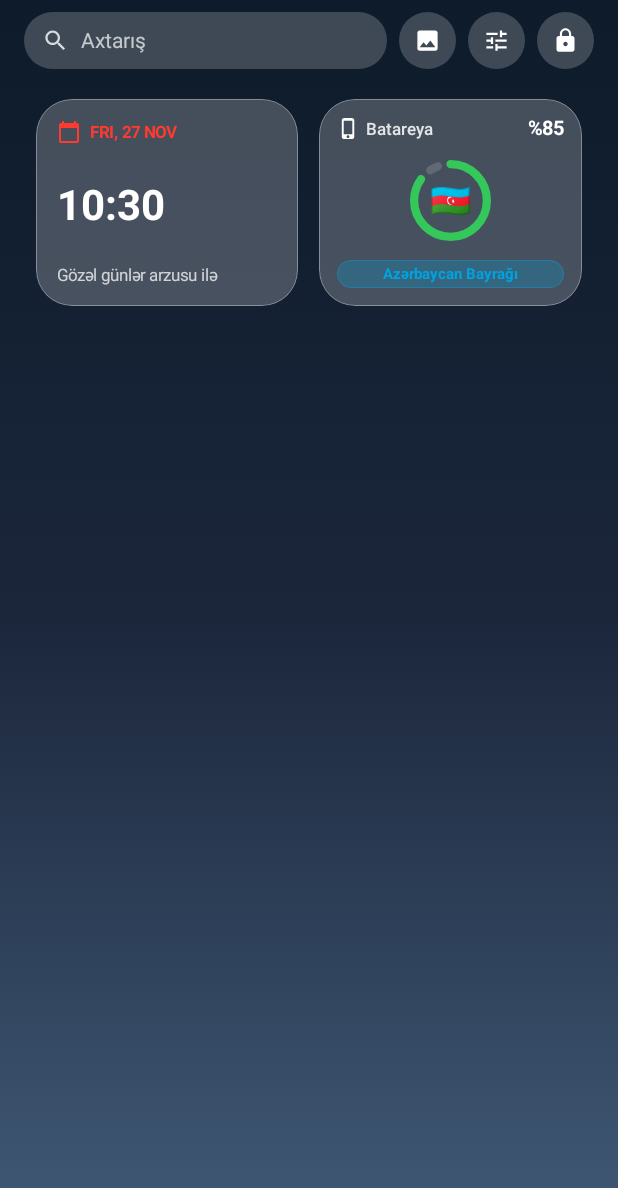
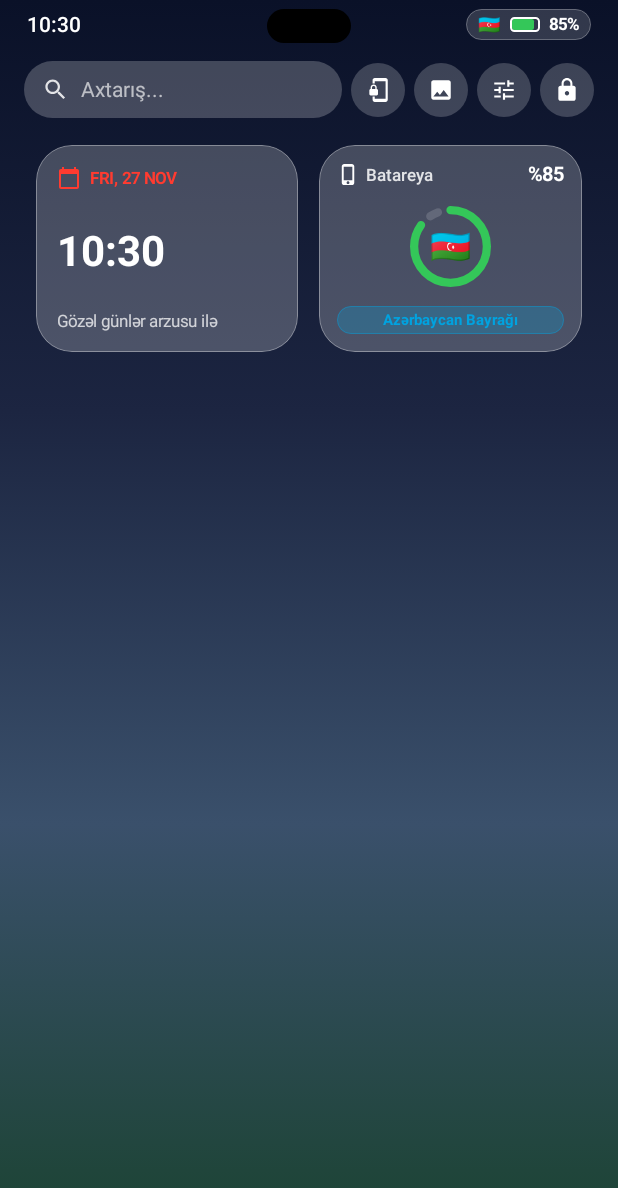
Before and after one commit to ibrahimheseni/ios_launcher, an Android app built with Jetpack Compose: the MainActivity screen opened directly, with no data from a screen before it, on a phone screen of 412 x 824 dp. Shown: the top 1188 px of the screen. Run offline under Robolectric (Android 15) with nearby library versions, the phone set to English and light mode, and no system bars; pictures from the network do not load.

Commit message:
Refactor IOSHomeScreen for improved readability

```diff
--- a/app/src/main/java/az/diamante/ioslauncher/ui/HomeScreen.kt
+++ b/app/src/main/java/az/diamante/ioslauncher/ui/HomeScreen.kt
@@ -1,6 +1,13 @@
 package az.diamante.ioslauncher.ui
 
 import android.content.Context
+import android.content.Intent
+import android.net.Uri
+import androidx.compose.animation.AnimatedVisibility
+import androidx.compose.animation.fadeIn
+import androidx.compose.animation.fadeOut
+import androidx.compose.animation.slideInVertically
+import androidx.compose.animation.slideOutVertically
 import androidx.compose.foundation.ExperimentalFoundationApi
 import androidx.compose.foundation.background
 import androidx.compose.foundation.clickable
@@ -14,10 +21,13 @@ import androidx.compose.foundation.pager.HorizontalPager
 import androidx.compose.foundation.pager.rememberPagerState
 import androidx.compose.foundation.shape.CircleShape
 import androidx.compose.foundation.shape.RoundedCornerShape
+import androidx.compose.foundation.text.BasicTextField
 import androidx.compose.material.icons.Icons
 import androidx.compose.material.icons.filled.Check
+import androidx.compose.material.icons.filled.Close
 import androidx.compose.material.icons.filled.Image
 import androidx.compose.material.icons.filled.Lock
+import androidx.compose.material.icons.filled.PhonelinkLock
 import androidx.compose.material.icons.filled.Search
 import androidx.compose.material.icons.filled.Tune
 import androidx.compose.material3.*
@@ -27,8 +37,10 @@ import androidx.compose.ui.Modifier
 import androidx.compose.ui.draw.clip
 import androidx.compose.ui.graphics.Brush
 import androidx.compose.ui.graphics.Color
+import androidx.compose.ui.graphics.SolidColor
 import androidx.compose.ui.layout.ContentScale
 import androidx.compose.ui.platform.LocalContext
+import androidx.compose.ui.text.TextStyle
 import androidx.compose.ui.unit.dp
 import androidx.compose.ui.unit.sp
 import az.diamante.ioslauncher.manager.AppManager
@@ -38,32 +50,31 @@ import kotlinx.coroutines.launch
 
 @OptIn(ExperimentalFoundationApi::class)
 @Composable
-fun IOSHomeScreen(
-    appManager: AppManager,
-    modifier: Modifier = Modifier
-) {
+fun IOSHomeScreen(appManager: AppManager, modifier: Modifier = Modifier) {
     val context = LocalContext.current
     val prefs = remember { context.getSharedPreferences("ios_launcher_battery_prefs", Context.MODE_PRIVATE) }
     val coroutineScope = rememberCoroutineScope()
 
     var allApps by remember { mutableStateOf<List<AppModel>>(emptyList()) }
+    var customOrder by remember {
+        val saved = prefs.getString("custom_app_order", "") ?: ""
+        mutableStateOf(if (saved.isBlank()) emptyList() else saved.split(","))
+    }
     var searchQuery by remember { mutableStateOf("") }
     var selectedAppForEdit by remember { mutableStateOf<AppModel?>(null) }
+    var selectedAppForDelete by remember { mutableStateOf<AppModel?>(null) }
     var showHiddenVault by remember { mutableStateOf(false) }
     var showControlCenter by remember { mutableStateOf(false) }
     var showWallpaperSelector by remember { mutableStateOf(false) }
     var isJiggleMode by remember { mutableStateOf(false) }
-
-    var selectedWallpaperUri by remember {
-        mutableStateOf(prefs.getString("selected_wallpaper_uri", null))
-    }
+    var isLocked by remember { mutableStateOf(false) }
+    var selectedWallpaperUri by remember { mutableStateOf(prefs.getString("selected_wallpaper_uri", null)) }
 
     val defaultBadge = PREMIUM_BATTERY_BADGES.first { it.id == "az_flag" }
     var activeBadge by remember {
         val savedId = prefs.getString("battery_badge_id", "az_flag")
         mutableStateOf(PREMIUM_BATTERY_BADGES.find { it.id == savedId } ?: defaultBadge)
     }
-
     var chargingStyle by remember {
         val savedStyle = prefs.getString("charging_style", ChargingStyle.AZERBAIJAN_GERB.name)
         mutableStateOf(ChargingStyle.valueOf(savedStyle ?: ChargingStyle.AZERBAIJAN_GERB.name))
@@ -71,276 +82,148 @@ fun IOSHomeScreen(
     var showBatteryCustomizer by remember { mutableStateOf(false) }
     var showChargingAnimation by remember { mutableStateOf(false) }
 
-    fun refreshApps() {
-        coroutineScope.launch {
-            allApps = appManager.getInstalledApps()
+    fun refreshApps() { coroutineScope.launch { allApps = appManager.getInstalledApps() } }
+    fun moveApp(pkg: String, delta: Int) {
+        val currentList = allApps.filter { !it.isHidden }.map { it.packageName }.toMutableList()
+        val ordered = if (customOrder.isNotEmpty()) {
+            val base = customOrder.filter { currentList.contains(it) }.toMutableList()
+            currentList.forEach { if (!base.contains(it)) base.add(it) }
+            base
+        } else currentList
+        val idx = ordered.indexOf(pkg)
+        val target = idx + delta
+        if (idx in ordered.indices && target in ordered.indices) {
+            val tmp = ordered[idx]; ordered[idx] = ordered[target]; ordered[target] = tmp
+            customOrder = ordered
+            prefs.edit().putString("custom_app_order", ordered.joinToString(",")).apply()
         }
     }
 
-    LaunchedEffect(Unit) {
-        allApps = appManager.getInstalledApps()
+    LaunchedEffect(Unit) { allApps = appManager.getInstalledApps() }
+
+    val visibleApps = remember(allApps, searchQuery, customOrder) {
+        val filtered = allApps.filter { !it.isHidden && (searchQuery.isBlank() || it.displayLabel.contains(searchQuery.trim(), ignoreCase = true)) }
+        if (customOrder.isEmpty()) filtered else filtered.sortedBy { app -> val idx = customOrder.indexOf(app.packageName); if (idx == -1) Int.MAX_VALUE else idx }
     }
-
-    val visibleApps = remember(allApps, searchQuery) {
-        allApps.filter { !it.isHidden && it.displayLabel.contains(searchQuery, ignoreCase = true) }
-    }
-    val hiddenApps = remember(allApps) {
-        allApps.filter { it.isHidden }
-    }
-
+    val hiddenApps = remember(allApps) { allApps.filter { it.isHidden } }
     val appsPerPage = 20
-    val pages = remember(visibleApps) {
-        if (visibleApps.isEmpty()) listOf(emptyList())
-        else visibleApps.chunked(appsPerPage)
-    }
+    val pages = remember(visibleApps) { if (visibleApps.isEmpty()) listOf(emptyList()) else visibleApps.chunked(appsPerPage) }
     val pagerState = rememberPagerState(pageCount = { pages.size.coerceAtLeast(1) })
 
-    Box(
-        modifier = modifier
-            .fillMaxSize()
-            .statusBarsPadding()
-            .navigationBarsPadding()
-            .combinedClickable(
-                onClick = { if (isJiggleMode) isJiggleMode = false },
-                onLongClick = { isJiggleMode = true }
-            )
-    ) {
+    Box(modifier = modifier.fillMaxSize().combinedClickable(onClick = { if (isJiggleMode) isJiggleMode = false }, onLongClick = { isJiggleMode = true })) {
         if (selectedWallpaperUri != null) {
-            AsyncImage(
-                model = selectedWallpaperUri,
-                contentDescription = "Wallpaper",
-                contentScale = ContentScale.Crop,
-                modifier = Modifier.fillMaxSize()
-            )
-            Box(
-                modifier = Modifier
-                    .fillMaxSize()
-                    .background(Color.Black.copy(alpha = 0.25f))
-            )
+            AsyncImage(model = selectedWallpaperUri, contentDescription = "Wallpaper", contentScale = ContentScale.Crop, modifier = Modifier.fillMaxSize())
+            Box(modifier = Modifier.fillMaxSize().background(Color.Black.copy(alpha = 0.25f)))
         } else {
-            Box(
-                modifier = Modifier
-                    .fillMaxSize()
-                    .background(
-                        Brush.verticalGradient(
-                            listOf(Color(0xFF0D1B2A), Color(0xFF1B263B), Color(0xFF415A77))
-                        )
-                    )
-            )
+            Box(modifier = Modifier.fillMaxSize().background(Brush.verticalGradient(listOf(Color(0xFF0A1128), Color(0xFF1C2541), Color(0xFF3A506B), Color(0xFF1B4332)))))
         }
 
-        Column(modifier = Modifier.fillMaxSize()) {
-            Row(
-                modifier = Modifier
-                    .fillMaxWidth()
-                    .padding(horizontal = 16.dp, vertical = 8.dp),
-                verticalAlignment = Alignment.CenterVertically
-            ) {
-                Row(
-                    modifier = Modifier
-                        .weight(1f)
-                        .height(38.dp)
-                        .clip(RoundedCornerShape(19.dp))
-                        .background(Color.White.copy(alpha = 0.2f))
-                        .padding(horizontal = 12.dp),
-                    verticalAlignment = Alignment.CenterVertically
-                ) {
-                    Icon(Icons.Default.Search, contentDescription = "Axtar", tint = Color.White.copy(alpha = 0.8f), modifier = Modifier.size(18.dp))
+        Column(modifier = Modifier.fillMaxSize().statusBarsPadding().navigationBarsPadding()) {
+            IOSStatusBar(activeBadge = activeBadge, isCharging = showChargingAnimation, onBatteryClick = { showBatteryCustomizer = true })
+
+            Row(modifier = Modifier.fillMaxWidth().padding(horizontal = 16.dp, vertical = 6.dp), verticalAlignment = Alignment.CenterVertically) {
+                Row(modifier = Modifier.weight(1f).height(38.dp).clip(RoundedCornerShape(19.dp)).background(Color.White.copy(alpha = 0.22f)).padding(horizontal = 12.dp), verticalAlignment = Alignment.CenterVertically) {
+                    Icon(Icons.Default.Search, contentDescription = "Axtar", tint = Color.White.copy(alpha = 0.85f), modifier = Modifier.size(18.dp))
                     Spacer(modifier = Modifier.width(8.dp))
-                    Text(text = "Axtarış", color = Color.White.copy(alpha = 0.7f), fontSize = 14.sp)
+                    BasicTextField(
+                        value = searchQuery, onValueChange = { searchQuery = it }, singleLine = true,
+                        textStyle = TextStyle(color = Color.White, fontSize = 14.sp), cursorBrush = SolidColor(Color.White), modifier = Modifier.weight(1f),
+                        decorationBox = { innerTextField -> if (searchQuery.isEmpty()) Text(text = "Axtarış...", color = Color.White.copy(alpha = 0.65f), fontSize = 14.sp); innerTextField() }
+                    )
+                    if (searchQuery.isNotEmpty()) Icon(Icons.Default.Close, contentDescription = "Təmizlə", tint = Color.White, modifier = Modifier.size(16.dp).clickable { searchQuery = "" })
                 }
-
-                Spacer(modifier = Modifier.width(8.dp))
-
+                Spacer(modifier = Modifier.width(6.dp))
                 if (isJiggleMode) {
-                    Button(
-                        onClick = { isJiggleMode = false },
-                        colors = ButtonDefaults.buttonColors(containerColor = Color(0xFF007AFF)),
-                        shape = RoundedCornerShape(16.dp),
-                        contentPadding = PaddingValues(horizontal = 14.dp, vertical = 6.dp)
-                    ) {
-                        Icon(Icons.Default.Check, contentDescription = null, tint = Color.White, modifier = Modifier.size(16.dp))
-                        Spacer(modifier = Modifier.width(4.dp))
-                        Text("Bitti", color = Color.White, fontSize = 13.sp)
+                    Button(onClick = { isJiggleMode = false }, colors = ButtonDefaults.buttonColors(containerColor = Color(0xFF007AFF)), shape = RoundedCornerShape(16.dp), contentPadding = PaddingValues(horizontal = 14.dp, vertical = 6.dp)) {
+                        Icon(Icons.Default.Check, contentDescription = null, tint = Color.White, modifier = Modifier.size(16.dp)); Spacer(modifier = Modifier.width(4.dp)); Text("Bitti", color = Color.White, fontSize = 13.sp)
                     }
                 } else {
-                    Box(
-                        modifier = Modifier
-                            .size(38.dp)
-                            .clip(RoundedCornerShape(19.dp))
-                            .background(Color.White.copy(alpha = 0.2f))
-                            .clickable { showWallpaperSelector = true },
-                        contentAlignment = Alignment.Center
-                    ) {
-                        Icon(Icons.Default.Image, contentDescription = "Divar Kağızı", tint = Color.White, modifier = Modifier.size(18.dp))
-                    }
-
-                    Spacer(modifier = Modifier.width(8.dp))
-
-                    Box(
-                        modifier = Modifier
-                            .size(38.dp)
-                            .clip(RoundedCornerShape(19.dp))
-                            .background(Color.White.copy(alpha = 0.2f))
-                            .clickable { showControlCenter = true },
-                        contentAlignment = Alignment.Center
-                    ) {
-                        Icon(Icons.Default.Tune, contentDescription = "İdarəetmə Mərkəzi", tint = Color.White, modifier = Modifier.size(18.dp))
-                    }
-
-                    Spacer(modifier = Modifier.width(8.dp))
-
-                    Box(
-                        modifier = Modifier
-                            .size(38.dp)
-                            .clip(RoundedCornerShape(19.dp))
-                            .background(Color.White.copy(alpha = 0.2f))
-                            .clickable { showHiddenVault = true },
-                        contentAlignment = Alignment.Center
-                    ) {
-                        Icon(Icons.Default.Lock, contentDescription = "Gizli Tətbiqlər", tint = Color.White, modifier = Modifier.size(18.dp))
-                    }
+                    Box(modifier = Modifier.size(36.dp).clip(RoundedCornerShape(18.dp)).background(Color.White.copy(alpha = 0.2f)).clickable { isLocked = true }, contentAlignment = Alignment.Center) { Icon(Icons.Default.PhonelinkLock, contentDescription = "Ekranı Kilidlə", tint = Color.White, modifier = Modifier.size(17.dp)) }
+                    Spacer(modifier = Modifier.width(6.dp))
+                    Box(modifier = Modifier.size(36.dp).clip(RoundedCornerShape(18.dp)).background(Color.White.copy(alpha = 0.2f)).clickable { showWallpaperSelector = true }, contentAlignment = Alignment.Center) { Icon(Icons.Default.Image, contentDescription = "Divar Kağızı", tint = Color.White, modifier = Modifier.size(17.dp)) }
+                    Spacer(modifier = Modifier.width(6.dp))
+                    Box(modifier = Modifier.size(36.dp).clip(RoundedCornerShape(18.dp)).background(Color.White.copy(alpha = 0.2f)).clickable { showControlCenter = true }, contentAlignment = Alignment.Center) { Icon(Icons.Default.Tune, contentDescription = "İdarəetmə", tint = Color.White, modifier = Modifier.size(17.dp)) }
+                    Spacer(modifier = Modifier.width(6.dp))
+                    Box(modifier = Modifier.size(36.dp).clip(RoundedCornerShape(18.dp)).background(Color.White.copy(alpha = 0.2f)).clickable { showHiddenVault = true }, contentAlignment = Alignment.Center) { Icon(Icons.Default.Lock, contentDescription = "Gizli Seyf", tint = Color.White, modifier = Modifier.size(17.dp)) }
                 }
             }
 
-            HorizontalPager(
-                state = pagerState,
-                modifier = Modifier
-                    .weight(1f)
-                    .fillMaxWidth()
-            ) { pageIndex ->
+            HorizontalPager(state = pagerState, modifier = Modifier.weight(1f).fillMaxWidth()) { pageIndex ->
                 val pageApps = pages.getOrElse(pageIndex) { emptyList() }
-
-                LazyVerticalGrid(
-                    columns = GridCells.Fixed(4),
-                    userScrollEnabled = false,
-                    modifier = Modifier
-                        .fillMaxSize()
-                        .padding(horizontal = 8.dp),
-                    contentPadding = PaddingValues(top = 4.dp, bottom = 8.dp)
-                ) {
-                    if (pageIndex == 0) {
+                LazyVerticalGrid(columns = GridCells.Fixed(4), userScrollEnabled = false, modifier = Modifier.fillMaxSize().padding(horizontal = 8.dp), contentPadding = PaddingValues(top = 4.dp, bottom = 8.dp)) {
+                    if (pageIndex == 0 && searchQuery.isEmpty()) {
                         item(span = { GridItemSpan(4) }) {
-                            IOSWidgetsRow(
-                                activeBadge = activeBadge,
-                                onBatteryWidgetClick = { showBatteryCustomizer = true },
-                                onChargingDetected = { showChargingAnimation = true }
-                            )
+                            IOSWidgetsRow(activeBadge = activeBadge, onBatteryWidgetClick = { showBatteryCustomizer = true }, onChargingDetected = { showChargingAnimation = true })
                         }
                     }
-
                     items(pageApps, key = { it.packageName }) { app ->
                         IOSIconItem(
-                            app = app,
-                            isJiggleMode = isJiggleMode,
-                            onClick = {
-                                if (isJiggleMode) selectedAppForEdit = app else appManager.launchApp(app)
-                            },
-                            onLongClick = {
-                                isJiggleMode = true
-                                selectedAppForEdit = app
-                            },
-                            onRemoveClick = {
-                                appManager.setAppHidden(app.packageName, true)
-                                refreshApps()
-                            }
+                            app = app, isJiggleMode = isJiggleMode,
+                            onClick = { if (isJiggleMode) selectedAppForEdit = app else appManager.launchApp(app) },
+                            onLongClick = { isJiggleMode = true; selectedAppForEdit = app },
+                            onRemoveClick = { selectedAppForDelete = app }
                         )
                     }
                 }
             }
 
-            if (pages.size > 1) {
-                Row(
-                    modifier = Modifier
-                        .fillMaxWidth()
-                        .padding(vertical = 4.dp),
-                    horizontalArrangement = Arrangement.Center,
-                    verticalAlignment = Alignment.CenterVertically
-                ) {
+            if (pages.size > 1 && searchQuery.isEmpty()) {
+                Row(modifier = Modifier.fillMaxWidth().padding(vertical = 4.dp), horizontalArrangement = Arrangement.Center, verticalAlignment = Alignment.CenterVertically) {
                     repeat(pages.size) { index ->
                         val isCurrent = pagerState.currentPage == index
-                        Box(
-                            modifier = Modifier
-                                .padding(horizontal = 3.5.dp)
-                                .size(if (isCurrent) 7.5.dp else 5.5.dp)
-                                .clip(CircleShape)
-                                .background(if (isCurrent) Color.White else Color.White.copy(alpha = 0.35f))
-                        )
+                        Box(modifier = Modifier.padding(horizontal = 3.5.dp).size(if (isCurrent) 7.5.dp else 5.5.dp).clip(CircleShape).background(if (isCurrent) Color.White else Color.White.copy(alpha = 0.35f)))
                     }
                 }
             }
 
-            if (visibleApps.isNotEmpty()) {
-                IOSDockView(
-                    dockApps = visibleApps.take(4),
-                    onAppClick = { appManager.launchApp(it) },
-                    onAppLongClick = {
-                        isJiggleMode = true
-                        selectedAppForEdit = it
-                    }
-                )
+            if (visibleApps.isNotEmpty() && searchQuery.isEmpty()) {
+                IOSDockView(dockApps = visibleApps.take(4), onAppClick = { appManager.launchApp(it) }, onAppLongClick = { isJiggleMode = true; selectedAppForEdit = it })
             }
+        }
+
+        AnimatedVisibility(visible = isLocked, enter = slideInVertically(initialOffsetY = { -it }) + fadeIn(), exit = slideOutVertically(targetOffsetY = { -it }) + fadeOut()) {
+            IOSLockScreen(activeBadge = activeBadge, onUnlock = { isLocked = false })
+        }
+
+        selectedAppForDelete?.let { app ->
+            IOSDeleteAppBottomSheet(
+                app = app,
+                onUninstallApp = { targetApp ->
+                    try { context.startActivity(Intent(Intent.ACTION_DELETE).apply { data = Uri.parse("package:${targetApp.packageName}"); flags = Intent.FLAG_ACTIVITY_NEW_TASK }) } catch (_: Exception) {}
+                    selectedAppForDelete = null; refreshApps()
+                },
+                onHideApp = { targetApp -> appManager.setAppHidden(targetApp.packageName, true); selectedAppForDelete = null; refreshApps() },
+                onDismiss = { selectedAppForDelete = null }
+            )
         }
 
         selectedAppForEdit?.let { app ->
             EditAppBottomSheet(
-                app = app,
-                onDismiss = { selectedAppForEdit = null },
-                onSave = { newName, newIconUri ->
-                    appManager.saveCustomization(app.packageName, newName, newIconUri)
-                    selectedAppForEdit = null
-                    refreshApps()
-                },
-                onHide = {
-                    appManager.setAppHidden(app.packageName, true)
-                    selectedAppForEdit = null
-                    refreshApps()
-                },
-                onReset = {
-                    appManager.saveCustomization(app.packageName, null, null)
-                    selectedAppForEdit = null
-                    refreshApps()
-                }
+                app = app, onDismiss = { selectedAppForEdit = null },
+                onSave = { newName, newIconUri -> appManager.saveCustomization(app.packageName, newName, newIconUri); selectedAppForEdit = null; refreshApps() },
+                onMoveLeft = { moveApp(app.packageName, -1) }, onMoveRight = { moveApp(app.packageName, 1) },
+                onHide = { appManager.setAppHidden(app.packageName, true); selectedAppForEdit = null; refreshApps() },
+                onReset = { appManager.saveCustomization(app.packageName, null, null); selectedAppForEdit = null; refreshApps() }
             )
         }
 
         if (showHiddenVault) {
             HiddenAppsVaultDialog(
-                hiddenApps = hiddenApps,
-                onVerifyPin = { appManager.checkPin(it) },
-                onAppClick = {
-                    appManager.launchApp(it)
-                    showHiddenVault = false
-                },
-                onUnhideApp = { app ->
-                    appManager.setAppHidden(app.packageName, false)
-                    refreshApps()
-                },
+                hiddenApps = hiddenApps, onVerifyPin = { appManager.checkPin(it) }, onChangePin = { newPin -> appManager.setPin(newPin) },
+                onAppClick = { appManager.launchApp(it); showHiddenVault = false },
+                onUnhideApp = { app -> appManager.setAppHidden(app.packageName, false); refreshApps() },
                 onDismiss = { showHiddenVault = false }
             )
         }
 
-        IOSControlCenter(
-            isVisible = showControlCenter,
-            onDismiss = { showControlCenter = false }
-        )
+        IOSControlCenter(isVisible = showControlCenter, onDismiss = { showControlCenter = false })
 
         if (showBatteryCustomizer) {
             BatteryCustomizerBottomSheet(
-                currentBadgeId = activeBadge.id,
-                currentStyle = chargingStyle,
-                onBadgeSelected = { selected ->
-                    activeBadge = selected
-                    prefs.edit().putString("battery_badge_id", selected.id).apply()
-                },
-                onStyleSelected = { newStyle ->
-                    chargingStyle = newStyle
-                    prefs.edit().putString("charging_style", newStyle.name).apply()
-                },
-                onPreviewAnimation = { previewStyle ->
-                    chargingStyle = previewStyle
-                    showChargingAnimation = true
-                },
+                currentBadgeId = activeBadge.id, currentStyle = chargingStyle,
+                onBadgeSelected = { selected -> activeBadge = selected; prefs.edit().putString("battery_badge_id", selected.id).apply() },
+                onStyleSelected = { newStyle -> chargingStyle = newStyle; prefs.edit().putString("charging_style", newStyle.name).apply() },
+                onPreviewAnimation = { previewStyle -> chargingStyle = previewStyle; showChargingAnimation = true },
                 onDismiss = { showBatteryCustomizer = false }
             )
         }
@@ -348,20 +231,13 @@ fun IOSHomeScreen(
         if (showWallpaperSelector) {
             WallpaperSelectorBottomSheet(
                 currentWallpaperUri = selectedWallpaperUri,
-                onWallpaperSelected = { uri ->
-                    selectedWallpaperUri = uri
-                    prefs.edit().putString("selected_wallpaper_uri", uri).apply()
-                },
+                onWallpaperSelected = { uri -> selectedWallpaperUri = uri; prefs.edit().putString("selected_wallpaper_uri", uri).apply() },
                 onDismiss = { showWallpaperSelector = false }
             )
         }
 
         if (showChargingAnimation) {
-            ChargingAnimationOverlay(
-                batteryLevel = 85,
-                style = chargingStyle,
-                onDismiss = { showChargingAnimation = false }
-            )
+            ChargingAnimationOverlay(batteryLevel = 85, style = chargingStyle, onDismiss = { showChargingAnimation = false })
         }
     }
 }
```
